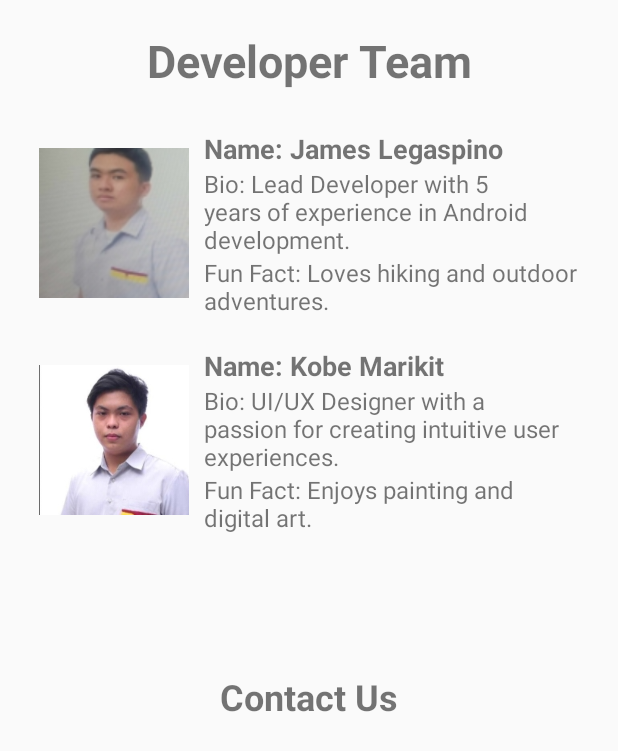
After one commit to KobeVLM/ContactMate, an Android app: the DeveloperActivity screen opened directly, with no data from a screen before it, on a phone screen of 412 x 824 dp. The commit adds this screen. Shown: the top 751 px of the screen. Run offline under Robolectric (Android 15) with nearby library versions, the phone set to English and light mode, and no system bars.

Commit message:
Added Developer Activity

```diff
--- /dev/null
+++ b/app/src/main/java/com/csit284/contactmate/DeveloperActivity.kt
@@ -0,0 +1,11 @@
+package com.csit284.contactmate
+
+import android.os.Bundle
+import android.app.Activity
+
+class DeveloperActivity : Activity() {
+    override fun onCreate(savedInstanceState: Bundle?) {
+        super.onCreate(savedInstanceState)
+        setContentView(R.layout.developer)
+    }
+}
--- a/app/src/main/res/layout/developer.xml
+++ b/app/src/main/res/layout/developer.xml
@@ -30,7 +30,7 @@
             <ImageView
                 android:layout_width="100dp"
                 android:layout_height="100dp"
-                android:src="@drawable/profile1"
+                android:src="@drawable/legaspino_pfp"
                 android:layout_gravity="center"
                 android:background="@drawable/circle"
                 android:scaleType="centerCrop"
@@ -46,7 +46,7 @@
                 <TextView
                     android:layout_width="wrap_content"
                     android:layout_height="wrap_content"
-                    android:text="Name: John Doe"
+                    android:text="Name: James Legaspino"
                     android:textStyle="bold"
                     android:textSize="18sp" />
 
@@ -73,7 +73,7 @@
             <ImageView
                 android:layout_width="100dp"
                 android:layout_height="100dp"
-                android:src="@drawable/profile2"
+                android:src="@drawable/marikit_pfp"
                 android:layout_gravity="center"
                 android:background="@drawable/circle"
                 android:scaleType="centerCrop"
@@ -89,7 +89,7 @@
                 <TextView
                     android:layout_width="wrap_content"
                     android:layout_height="wrap_content"
-                    android:text="Name: Jane Smith"
+                    android:text="Name: Kobe Marikit"
                     android:textStyle="bold"
                     android:textSize="18sp" />
 
```
Also changed, not shown: app/src/main/AndroidManifest.xml (+5 -5 lines).
